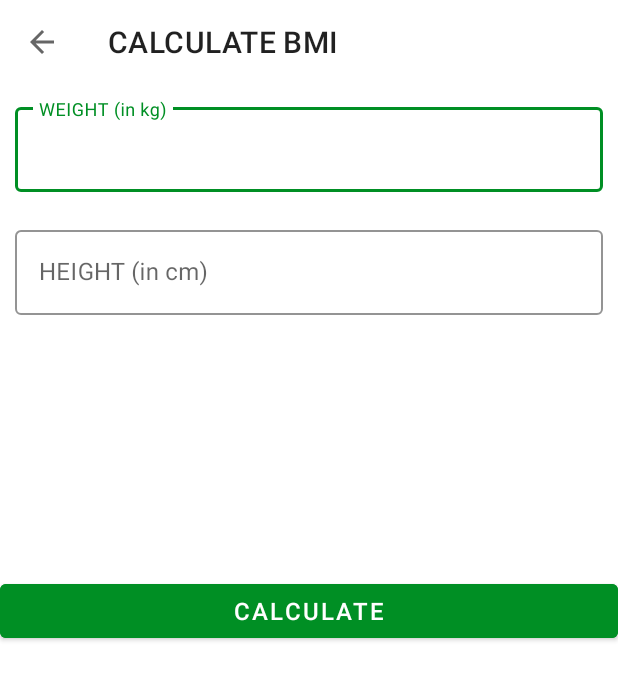
After one commit to emailman/7MinuteWorkout, an Android app: the BMIActivity screen opened directly, with no data from a screen before it, on a phone screen of 412 x 824 dp. The commit adds this screen. Shown: the top 680 px of the screen. Run offline under Robolectric (Android 15) with nearby library versions, the phone set to English and light mode, and no system bars.

Commit message:
Add BMI screen-metric

```diff
--- a/app/src/main/java/edu/mailman/a7minuteworkout/ExerciseStatusAdapter.kt
+++ b/app/src/main/java/edu/mailman/a7minuteworkout/ExerciseStatusAdapter.kt
@@ -5,7 +5,6 @@ import android.view.LayoutInflater
 import android.view.ViewGroup
 import androidx.core.content.ContextCompat
 import androidx.recyclerview.widget.RecyclerView
-import edu.mailman.a7minuteworkout.databinding.ActivityExerciseBinding
 import edu.mailman.a7minuteworkout.databinding.ItemExerciseStatusBinding
 
 class ExerciseStatusAdapter(val items: ArrayList<ExerciseModel>):
@@ -34,7 +33,7 @@ class ExerciseStatusAdapter(val items: ArrayList<ExerciseModel>):
             model.getIsCompleted() -> {
                 holder.tvItem.background =
                     ContextCompat.getDrawable(holder.itemView.context,
-                        R.drawable.item_circular_accent_background)
+                        R.drawable.item_circular_color_accent_background)
                 holder.tvItem.setTextColor(Color.parseColor("#FFFFFF"))
             }
             else -> {
--- a/app/src/main/java/edu/mailman/a7minuteworkout/MainActivity.kt
+++ b/app/src/main/java/edu/mailman/a7minuteworkout/MainActivity.kt
@@ -20,6 +20,11 @@ class MainActivity : AppCompatActivity() {
             val intent = Intent(this, ExerciseActivity::class.java)
             startActivity(intent)
         }
+
+        binding?.flBMI?.setOnClickListener {
+            val intent = Intent(this, BMIActivity::class.java)
+            startActivity(intent)
+        }
     }
 
     override fun onDestroy() {
--- /dev/null
+++ b/app/src/main/res/layout/activity_bmi.xml
@@ -0,0 +1,114 @@
+<?xml version="1.0" encoding="utf-8"?>
+<RelativeLayout xmlns:android="http://schemas.android.com/apk/res/android"
+    xmlns:app="http://schemas.android.com/apk/res-auto"
+    xmlns:tools="http://schemas.android.com/tools"
+    android:layout_width="match_parent"
+    android:layout_height="match_parent"
+    tools:context=".BMIActivity">
+
+    <androidx.appcompat.widget.Toolbar
+        android:id="@+id/tlb_bmi_activity"
+        android:layout_width="match_parent"
+        android:layout_height="?android:attr/actionBarSize"
+        android:background="@color/white" />
+
+    <com.google.android.material.textfield.TextInputLayout
+        android:layout_below="@+id/tlb_bmi_activity"
+        android:id="@+id/tilMetricUnitWeight"
+        android:layout_width="match_parent"
+        android:layout_height="wrap_content"
+        android:layout_margin="10dp"
+        app:boxStrokeColor="@color/colorAccent"
+        app:hintTextColor="@color/colorAccent"
+        style="@style/Widget.MaterialComponents.TextInputLayout.OutlinedBox" >
+
+        <androidx.appcompat.widget.AppCompatEditText
+            android:id="@+id/etMetricUnitWeight"
+            android:layout_width="match_parent"
+            android:layout_height="wrap_content"
+            android:hint="@string/weight_in_kg"
+            android:inputType="numberDecimal"
+            android:textSize="16sp"/>
+    </com.google.android.material.textfield.TextInputLayout>
+
+    <com.google.android.material.textfield.TextInputLayout
+        android:id="@+id/tilMetricUnitHeight"
+        android:layout_below="@+id/tilMetricUnitWeight"
+        android:layout_width="match_parent"
+        android:layout_height="wrap_content"
+        android:layout_margin="10dp"
+        app:boxStrokeColor="@color/colorAccent"
+        app:hintTextColor="@color/colorAccent"
+        style="@style/Widget.MaterialComponents.TextInputLayout.OutlinedBox" >
+
+        <androidx.appcompat.widget.AppCompatEditText
+            android:id="@+id/etMetricUnitHeight"
+            android:layout_width="match_parent"
+            android:layout_height="wrap_content"
+            android:hint="@string/height_in_cm"
+            android:inputType="numberDecimal"
+            android:textSize="16sp"/>
+    </com.google.android.material.textfield.TextInputLayout>
+
+    <LinearLayout
+        android:id="@+id/llDisplayBMIResult"
+        android:layout_width="match_parent"
+        android:layout_height="wrap_content"
+        android:orientation="vertical"
+        android:layout_below="@+id/tilMetricUnitHeight"
+        android:layout_marginTop="16dp"
+        android:visibility="invisible"
+        tools:visibility="visible">
+
+        <TextView
+            android:id="@+id/tvYourBMI"
+            android:layout_width="match_parent"
+            android:layout_height="wrap_content"
+            android:text="@string/your_bmi"
+            android:textAllCaps="true"
+            android:textSize="16sp" />
+
+        <TextView
+            android:id="@+id/tvBMIValue"
+            android:layout_width="match_parent"
+            android:layout_height="wrap_content"
+            android:layout_marginTop="5dp"
+            android:gravity="center"
+            android:textStyle="bold"
+            android:textSize="18sp"
+            tools:text="15.00" />
+
+        <TextView
+            android:id="@+id/tvBMIType"
+            android:layout_width="match_parent"
+            android:layout_height="wrap_content"
+            android:layout_marginTop="5dp"
+            android:gravity="center"
+            android:textSize="18sp"
+            tools:text="Normal" />
+
+        <TextView
+            android:id="@+id/tvBMIDescription"
+            android:layout_width="match_parent"
+            android:layout_height="wrap_content"
+            android:layout_marginTop="5dp"
+            android:gravity="center"
+            android:textSize="18sp"
+            tools:text="Normal" />
+
+
+    </LinearLayout>
+
+    <Button
+        android:id="@+id/btnCalculateUnits"
+        android:layout_below="@id/llDisplayBMIResult"
+        android:layout_width="match_parent"
+        android:layout_height="wrap_content"
+        android:layout_gravity="bottom"
+        android:layout_marginTop="35dp"
+        android:backgroundTint="@color/colorAccent"
+        android:text="@string/calculate"
+        android:textColor="@color/white"
+        android:textSize="16sp" />
+
+</RelativeLayout>
--- a/app/src/main/res/layout/activity_exercise.xml
+++ b/app/src/main/res/layout/activity_exercise.xml
@@ -55,7 +55,7 @@
             android:layout_width="60dp"
             android:layout_height="60dp"
             android:layout_gravity="center"
-            android:background="@drawable/item_circular_accent_background"
+            android:background="@drawable/item_circular_color_accent_background"
             android:gravity="center" >
             <TextView
                 android:id="@+id/tvTimer"
@@ -149,7 +149,7 @@
             android:layout_width="60dp"
             android:layout_height="60dp"
             android:layout_gravity="center"
-            android:background="@drawable/item_circular_accent_background"
+            android:background="@drawable/item_circular_color_accent_background"
             android:gravity="center" >
             <TextView
                 android:id="@+id/tvTimerExercise"
--- a/app/src/main/res/values/strings.xml
+++ b/app/src/main/res/values/strings.xml
@@ -15,4 +15,10 @@
     <string name="yes">YES</string>
     <string name="no">NO</string>
     <string name="are_you">Are you?</string>
+    <string name="bmi">BMI</string>
+    <string name="calculator">Calculator</string>
+    <string name="weight_in_kg">WEIGHT (in kg)</string>
+    <string name="height_in_cm">HEIGHT (in cm)</string>
+    <string name="your_bmi">YOUR BMI</string>
+    <string name="calculate">CALCULATE</string>
 </resources>
```
Also changed, not shown: app/src/main/AndroidManifest.xml (+9 -2 lines), app/src/main/java/edu/mailman/a7minuteworkout/BMIActivity.kt (added, +103 -0 lines), app/src/main/res/layout/activity_main.xml (+38 -4 lines), app/src/main/res/drawable/item_circular_color_accent_background.xml (renamed from app/src/main/res/drawable/item_circular_accent_background.xml).
